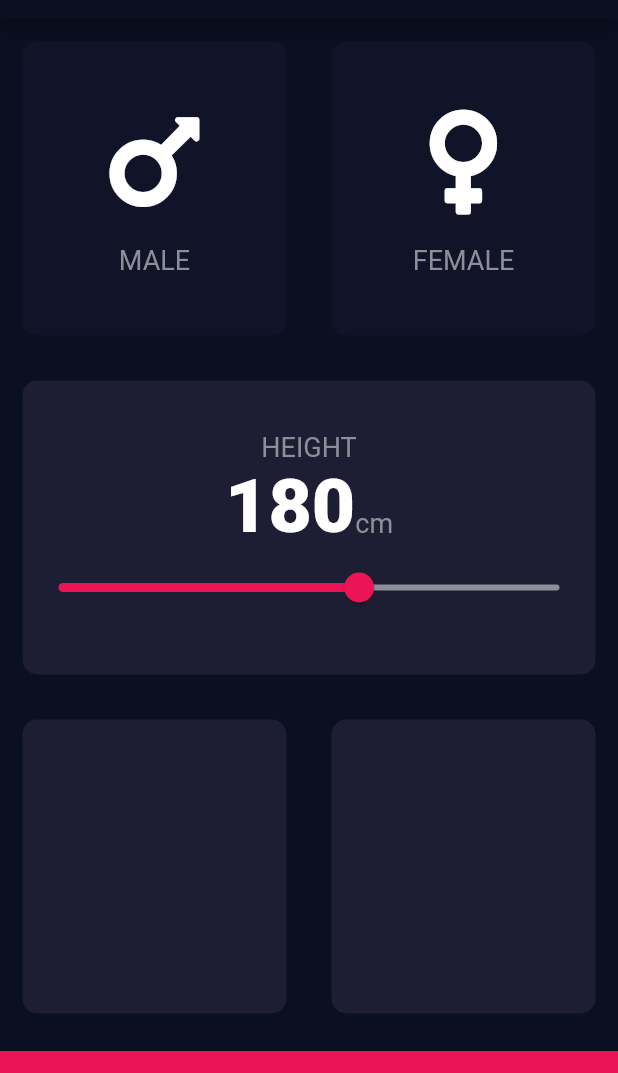
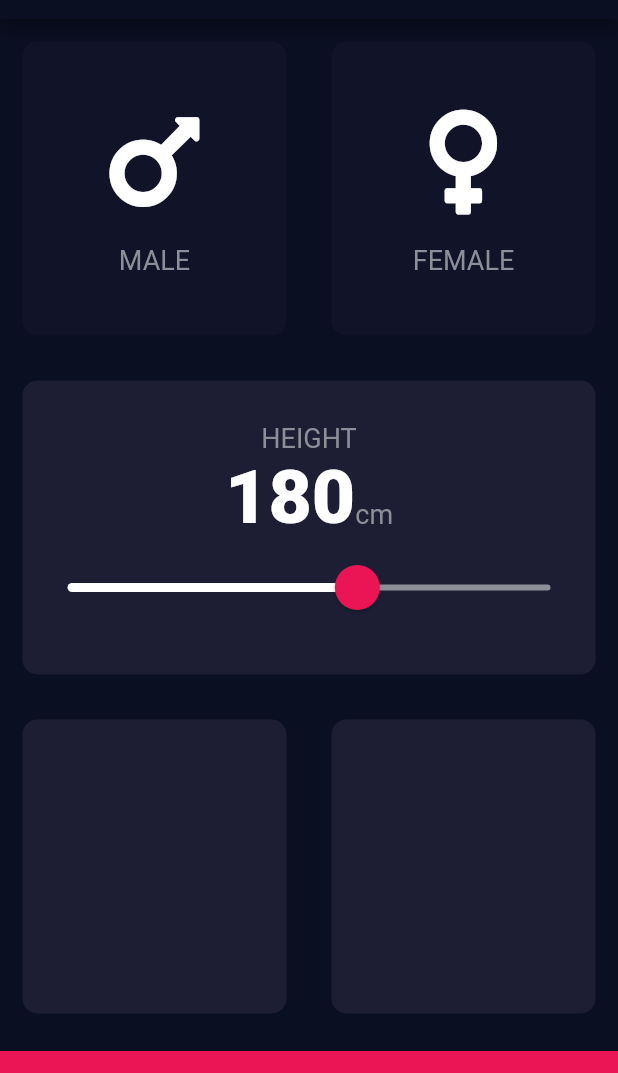
Before and after one commit to petarivanov9/flutter-dart-dev-bootcamp, a Flutter app: the screen it shows after launch, on a phone screen of 412 x 824 dp, the part 65-1138 px from its top. Run offline on Flutter 3.47's test engine with Material 2 defaults, Android fonts, the phone set to English and light mode, and no system bars; our stand-ins replace audioplayers, font_awesome_flutter, rflutter_alert.

Commit message:
Update SliderTheme

```diff
--- a/bmi_calculator/lib/input_page.dart
+++ b/bmi_calculator/lib/input_page.dart
@@ -95,18 +95,28 @@
                             ),
                           ],
                         ),
-                        Slider(
+                        SliderTheme(
+                          data: SliderTheme.of(context).copyWith(
+                            inactiveTrackColor: Color(0xFF8D8E98),
+                            activeTrackColor: Colors.white,
+                            thumbColor: Color(0xFFEB1555),
+                            overlayColor: Color(0x29EB1555),
+                            thumbShape:
+                                RoundSliderThumbShape(enabledThumbRadius: 15.0),
+                            overlayShape:
+                                RoundSliderOverlayShape(overlayRadius: 30.0),
+                          ),
+                          child: Slider(
                             value: height.toDouble(),
                             min: kMinHeight,
                             max: kMaxHeight,
-                          activeColor: Color(0xFFEB1555),
-                          inactiveColor: Color(0xFF8D8E98),
                             onChanged: (double newHeight) {
                               setState(() {
                                 height = newHeight.toInt();
                               });
                             },
                           ),
+                        )
                       ],
                     ),
                   ),
```
Lines whose indentation alone changed are shown as unchanged.
